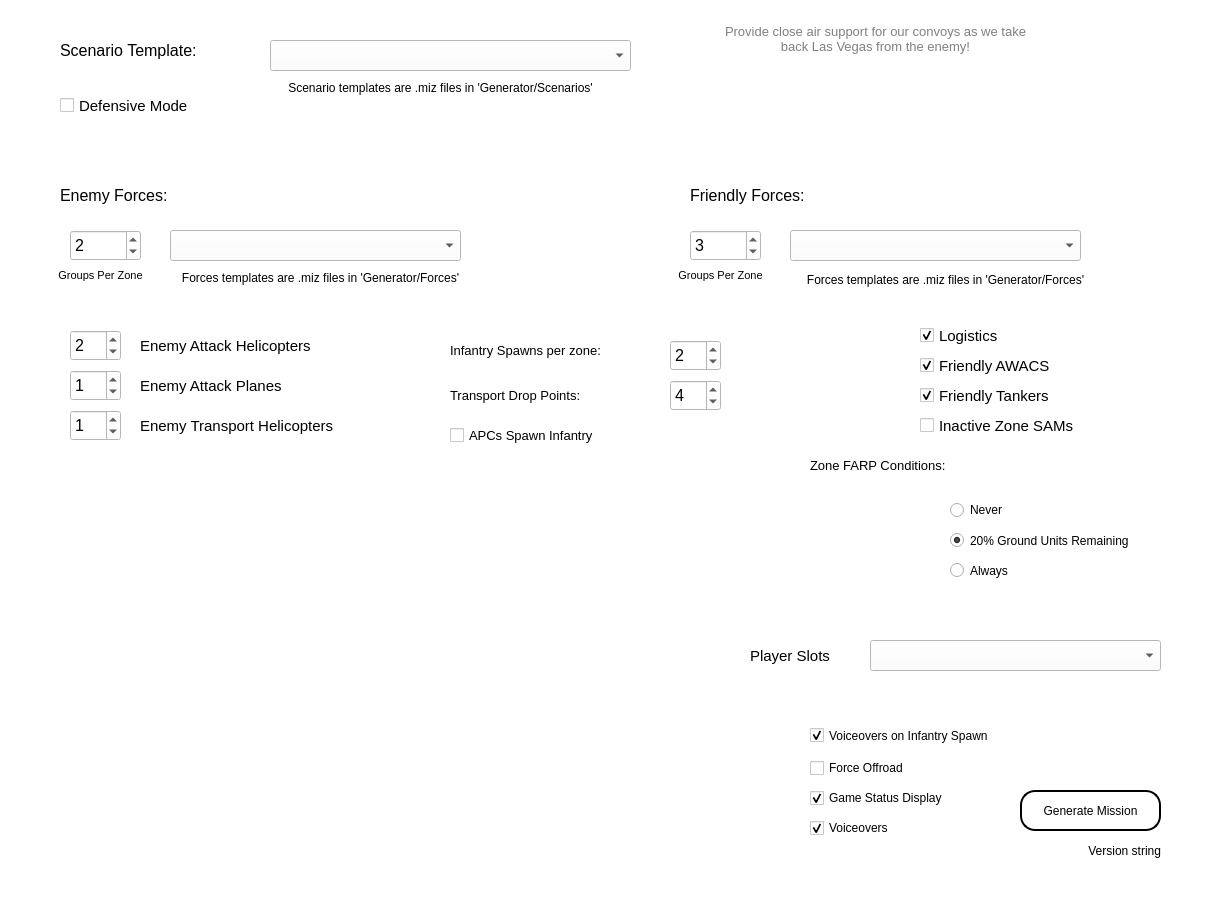
Qt form Generator/MissionGeneratorUI.ui (spencershepard/RotorOps) before a commit.
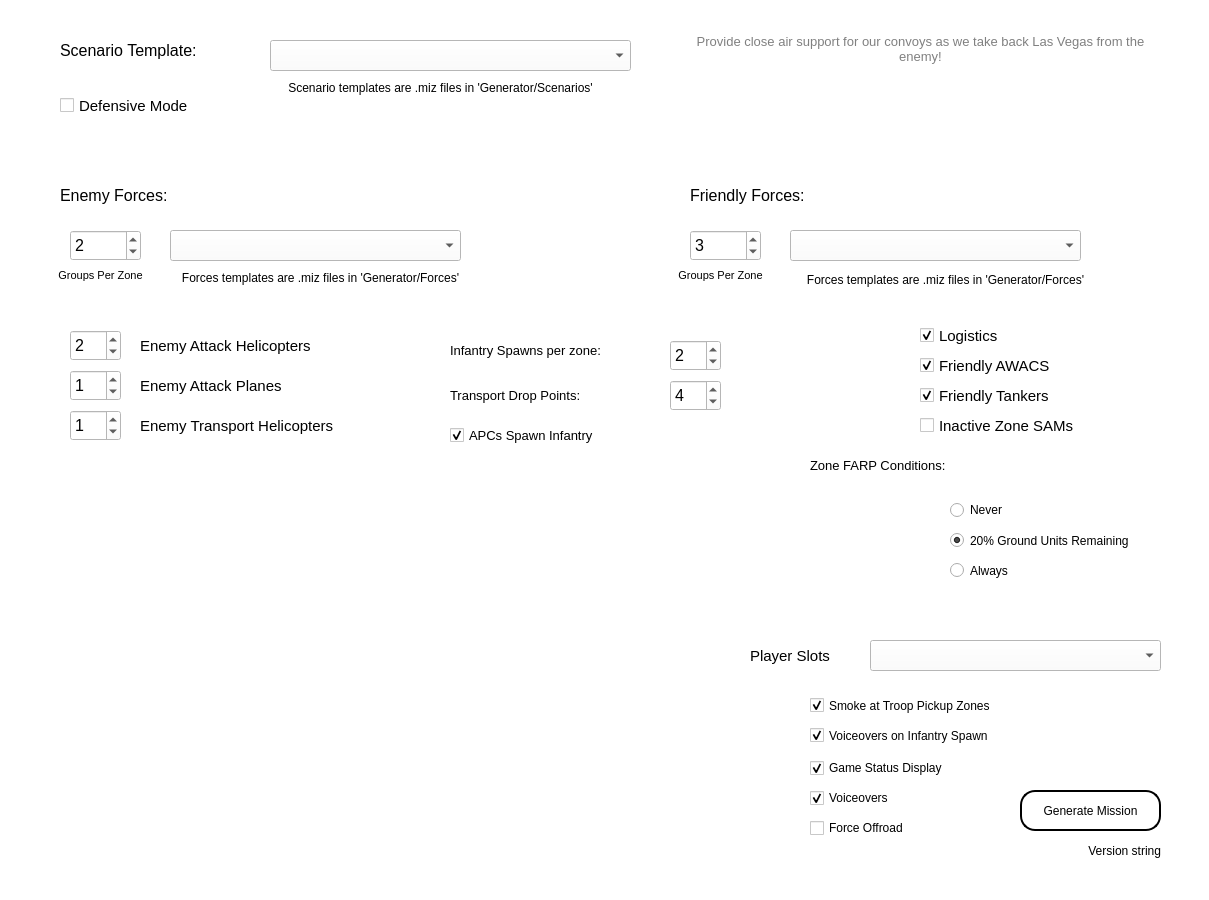
The same form after that commit. Icons and pictures are not drawn.

```diff
--- a/Generator/MissionGeneratorUI.ui
+++ b/Generator/MissionGeneratorUI.ui
@@ -96,9 +96,9 @@
    <widget class="QTextBrowser" name="description_textBrowser">
     <property name="geometry">
      <rect>
-      <x>710</x>
-      <y>20</y>
-      <width>331</width>
+      <x>670</x>
+      <y>30</y>
+      <width>501</width>
       <height>131</height>
      </rect>
     </property>
@@ -313,7 +313,7 @@
     <property name="geometry">
      <rect>
       <x>810</x>
-      <y>790</y>
+      <y>760</y>
       <width>191</width>
       <height>16</height>
      </rect>
@@ -340,7 +340,7 @@
     <property name="geometry">
      <rect>
       <x>810</x>
-      <y>820</y>
+      <y>790</y>
       <width>191</width>
       <height>16</height>
      </rect>
@@ -449,6 +449,9 @@
     <property name="text">
      <string>APCs Spawn Infantry</string>
     </property>
+    <property name="checked">
+     <bool>true</bool>
+    </property>
    </widget>
    <widget class="QSpinBox" name="inf_spawn_spinBox">
     <property name="geometry">
@@ -570,7 +573,7 @@
     <property name="geometry">
      <rect>
       <x>810</x>
-      <y>760</y>
+      <y>820</y>
       <width>191</width>
       <height>16</height>
      </rect>
@@ -957,6 +960,30 @@
      <number>4</number>
     </property>
    </widget>
+   <widget class="QCheckBox" name="smoke_pickup_zone_checkBox">
+    <property name="geometry">
+     <rect>
+      <x>810</x>
+      <y>690</y>
+      <width>251</width>
+      <height>31</height>
+     </rect>
+    </property>
+    <property name="font">
+     <font>
+      <pointsize>9</pointsize>
+     </font>
+    </property>
+    <property name="statusTip">
+     <string>Infinite troop pickup zones will be marked with blue smoke.</string>
+    </property>
+    <property name="text">
+     <string>Smoke at Troop Pickup Zones</string>
+    </property>
+    <property name="checked">
+     <bool>true</bool>
+    </property>
+   </widget>
    <zorder>background_label</zorder>
    <zorder>scenario_comboBox</zorder>
    <zorder>scenario_label</zorder>
```
Left out of the diff: 3 changed lines with no effect on the pictures.
